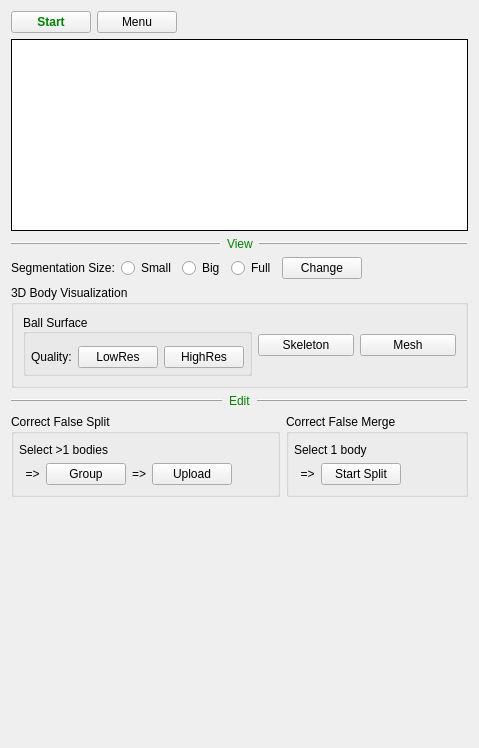
First picture: the form in neurolabi/gui/flyem/flyemproofcontrolform.ui, repository janelia-flyem/NeuTu, before the edit.
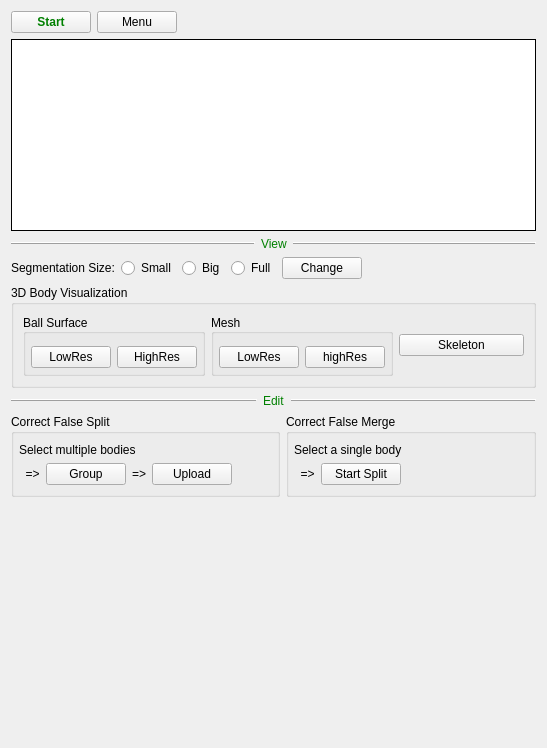
Second picture: the form after the edit. Icons and pictures are not drawn. Custom widgets are drawn as their Qt base class.

Commit message: add coarse body mesh view

The edit to the form file:
```diff
--- a/neurolabi/gui/flyem/flyemproofcontrolform.ui
+++ b/neurolabi/gui/flyem/flyemproofcontrolform.ui
@@ -6,7 +6,7 @@
    <rect>
     <x>0</x>
     <y>0</y>
-    <width>479</width>
+    <width>547</width>
     <height>748</height>
    </rect>
   </property>
@@ -207,7 +207,7 @@
      </property>
      <layout class="QHBoxLayout" name="horizontalLayout_10">
       <item>
-       <widget class="QGroupBox" name="groupBox_4">
+       <widget class="QGroupBox" name="groupBox_5">
         <property name="toolTip">
          <string>A body is rendered as a set of balls resembling its surface</string>
         </property>
@@ -220,7 +220,7 @@
         <property name="flat">
          <bool>false</bool>
         </property>
-        <layout class="QHBoxLayout" name="horizontalLayout_7">
+        <layout class="QHBoxLayout" name="horizontalLayout_11">
          <property name="leftMargin">
           <number>5</number>
          </property>
@@ -233,16 +233,6 @@
          <property name="bottomMargin">
           <number>5</number>
          </property>
-         <item>
-          <widget class="QLabel" name="label_8">
-           <property name="styleSheet">
-            <string notr="true">QGroupBox {  border: 1px solid gray; border-radius: 3px; margin-top: 2ex;}</string>
-           </property>
-           <property name="text">
-            <string>Quality:</string>
-           </property>
-          </widget>
-         </item>
          <item>
           <widget class="QPushButton" name="coarseBodyPushButton">
            <property name="toolTip">
@@ -266,6 +256,50 @@
         </layout>
        </widget>
       </item>
+      <item>
+       <widget class="QGroupBox" name="groupBox_4">
+        <property name="toolTip">
+         <string>A body is rendered as a set of balls resembling its surface</string>
+        </property>
+        <property name="title">
+         <string>Mesh</string>
+        </property>
+        <property name="alignment">
+         <set>Qt::AlignLeading|Qt::AlignLeft|Qt::AlignVCenter</set>
+        </property>
+        <property name="flat">
+         <bool>false</bool>
+        </property>
+        <layout class="QHBoxLayout" name="horizontalLayout_7">
+         <property name="leftMargin">
+          <number>5</number>
+         </property>
+         <property name="topMargin">
+          <number>12</number>
+         </property>
+         <property name="rightMargin">
+          <number>5</number>
+         </property>
+         <property name="bottomMargin">
+          <number>5</number>
+         </property>
+         <item>
+          <widget class="QPushButton" name="coarseMeshPushButton">
+           <property name="text">
+            <string>LowRes</string>
+           </property>
+          </widget>
+         </item>
+         <item>
+          <widget class="QPushButton" name="meshPushButton">
+           <property name="text">
+            <string>highRes</string>
+           </property>
+          </widget>
+         </item>
+        </layout>
+       </widget>
+      </item>
       <item>
        <widget class="QPushButton" name="skeletonViewPushButton">
         <property name="toolTip">
@@ -276,13 +310,6 @@
         </property>
        </widget>
       </item>
-      <item>
-       <widget class="QPushButton" name="meshPushButton">
-        <property name="text">
-         <string>Mesh</string>
-        </property>
-       </widget>
-      </item>
      </layout>
     </widget>
    </item>
@@ -355,7 +382,7 @@
         <item>
          <widget class="QLabel" name="label_2">
           <property name="text">
-           <string>Select &gt;1 bodies</string>
+           <string>Select multiple bodies</string>
           </property>
          </widget>
         </item>
@@ -431,7 +458,7 @@
         <item>
          <widget class="QLabel" name="label">
           <property name="text">
-           <string>Select 1 body</string>
+           <string>Select a single body</string>
           </property>
          </widget>
         </item>
```
Left out of the diff: 2 changed lines with no effect on the pictures. The commit also changes 14 other files.
